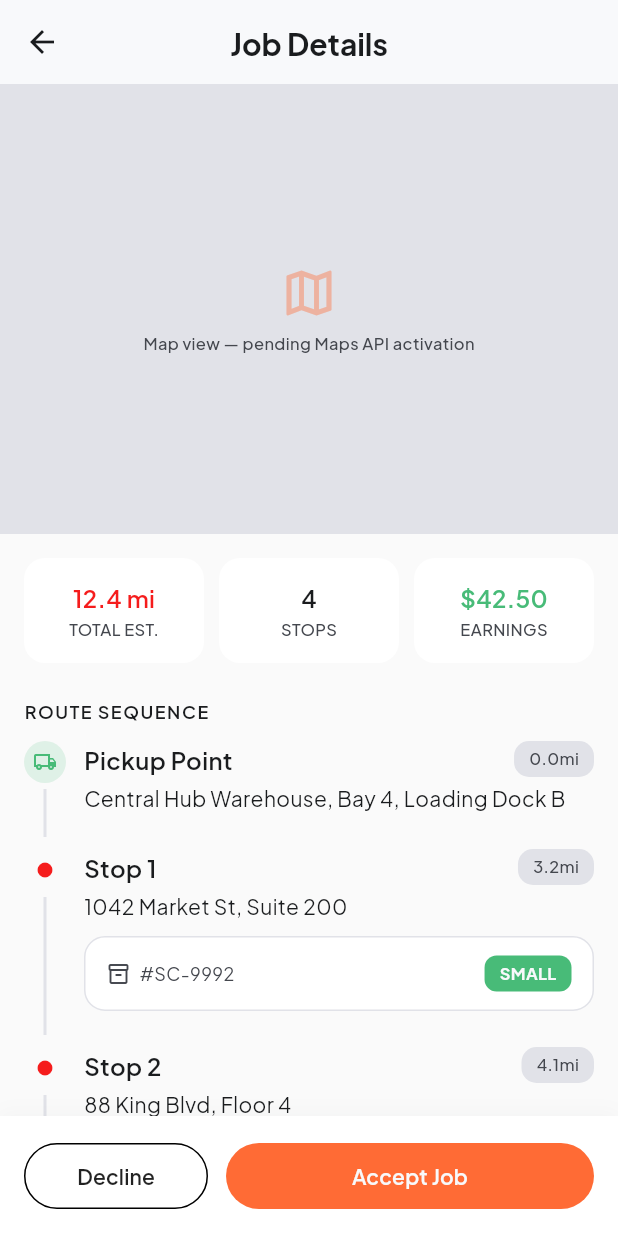
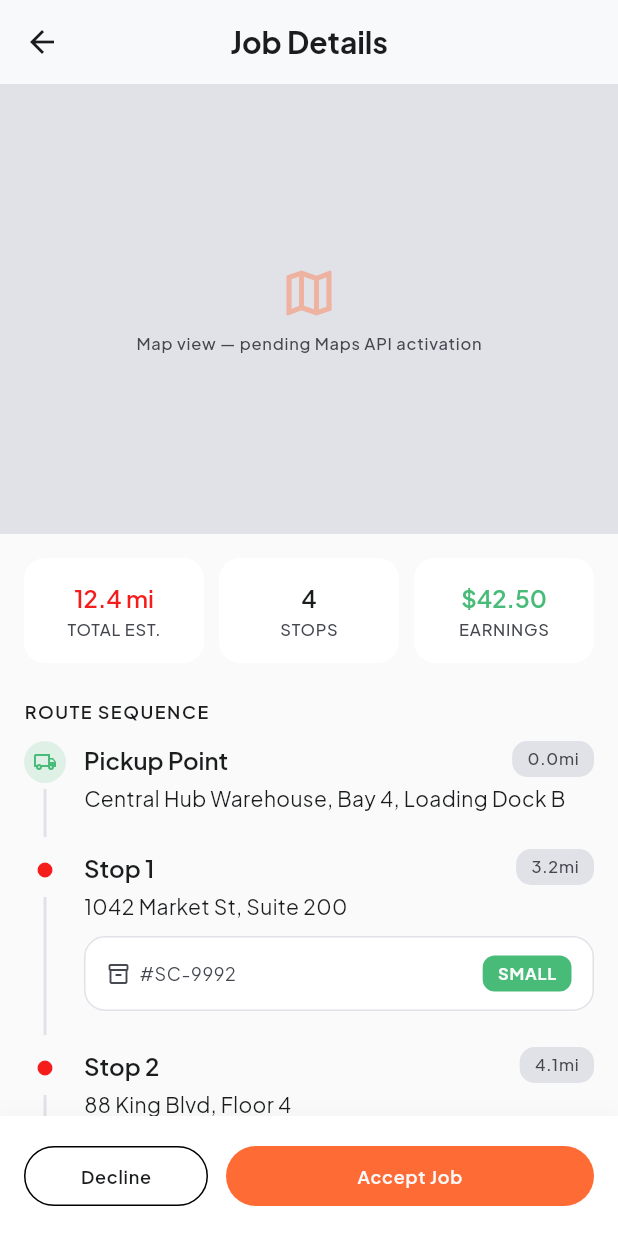
Before and after one commit to Dev-hurl/swiftcel, a Flutter app: the MultiStopJobDetailsScreen screen opened directly with empty values, on a phone screen of 412 x 824 dp. Run offline on Flutter 3.47's test engine with Material 3 defaults, Android fonts, the phone set to English and light mode, and no system bars; our stand-ins replace app_links, cloud_firestore, firebase_analytics, firebase_auth, firebase_core, fl_chart and 3 more; accounts and stored records are empty.

Commit message:
Improved Rider screens  UI components

```diff
--- a/lib/features/rider/presentation/screens/delivery_history.dart
+++ b/lib/features/rider/presentation/screens/delivery_history.dart
@@ -10,7 +10,7 @@ class DeliveryHistory extends StatelessWidget {
     return Scaffold(
       appBar: AppBar(
         centerTitle: true,
-        title: Text('Proof of Delivery', style: textTheme.headlineLarge),
+        title: Text('Delivery History', style: textTheme.headlineMedium),
       ),
     );
   }
--- a/lib/features/rider/presentation/screens/multi_job_details_screen.dart
+++ b/lib/features/rider/presentation/screens/multi_job_details_screen.dart
@@ -1,8 +1,7 @@
 // lib/features/rider/presentation/screens/multi_stop_job_details_screen.dart
 import 'package:flutter/material.dart';
 import 'package:go_router/go_router.dart';
-import '../../../../core/constants/app_colors.dart';
-import '../../../../core/constants/app_fonts.dart';
+import 'package:swiftcel/core/constants/app_colors.dart';
 
 enum StopType { pickup, stop, finalDestination }
 
@@ -16,7 +15,7 @@ class RouteStop {
   final String? parcelId;
   final ParcelSize? size;
 
-  const RouteStop({
+  RouteStop({
     required this.type,
     required this.label,
     required this.address,
@@ -29,7 +28,7 @@ class RouteStop {
 class MultiStopJobDetailsScreen extends StatefulWidget {
   final String jobId; // TODO: not yet wired to real data — mock stops below
 
-  const MultiStopJobDetailsScreen({super.key, required this.jobId});
+  MultiStopJobDetailsScreen({super.key, required this.jobId});
 
   @override
   State<MultiStopJobDetailsScreen> createState() =>
@@ -56,7 +55,10 @@ class _MultiStopJobDetailsScreenState extends State<MultiStopJobDetailsScreen> {
 
     final jobId = widget.jobId;
 
-    const stops = [
+    final textTheme = Theme.of(context).textTheme;
+    final colorScheme = Theme.of(context).colorScheme;
+
+    final stops = [
       RouteStop(
         type: StopType.pickup,
         label: 'Pickup Point',
@@ -91,7 +93,7 @@ class _MultiStopJobDetailsScreenState extends State<MultiStopJobDetailsScreen> {
 
     return Scaffold(
       appBar: AppBar(
-        title: Text('Job Details', style: AppFonts.headlineMedium),
+        title: Text('Job Details', style: textTheme.headlineMedium),
         centerTitle: true,
       ),
       body: Column(
@@ -103,7 +105,7 @@ class _MultiStopJobDetailsScreenState extends State<MultiStopJobDetailsScreen> {
                 Container(
                   height: 300,
                   width: double.infinity,
-                  color: AppColors.surfaceVariant,
+                  color: colorScheme.surfaceContainerHigh,
                   child: Center(
                     child: Column(
                       mainAxisAlignment: MainAxisAlignment.center,
@@ -111,12 +113,12 @@ class _MultiStopJobDetailsScreenState extends State<MultiStopJobDetailsScreen> {
                         Icon(
                           Icons.map_outlined,
                           size: 40,
-                          color: AppColors.orangePrimary.withValues(alpha: 0.4),
+                          color: colorScheme.primary.withValues(alpha: 0.4),
                         ),
                         SizedBox(height: 6),
                         Text(
                           'Map view — pending Maps API activation',
-                          style: AppFonts.labelSmall,
+                          style: textTheme.labelSmall,
                         ),
                       ],
                     ),
@@ -133,7 +135,7 @@ class _MultiStopJobDetailsScreenState extends State<MultiStopJobDetailsScreen> {
                             child: _StatCard(
                               label: 'TOTAL EST.',
                               value: '$totalDistance mi',
-                              valueColor: AppColors.orangeSecondary,
+                              valueColor: colorScheme.secondary,
                             ),
                           ),
                           SizedBox(width: 10),
@@ -141,10 +143,10 @@ class _MultiStopJobDetailsScreenState extends State<MultiStopJobDetailsScreen> {
                             child: _StatCard(
                               label: 'STOPS',
                               value: '$totalStops',
-                              valueColor: AppColors.onSurface,
+                              valueColor: colorScheme.onSurface,
                             ),
                           ),
-                          const SizedBox(width: 10),
+                          SizedBox(width: 10),
                           Expanded(
                             child: _StatCard(
                               label: 'EARNINGS',
@@ -157,7 +159,9 @@ class _MultiStopJobDetailsScreenState extends State<MultiStopJobDetailsScreen> {
                       SizedBox(height: 24),
                       Text(
                         'ROUTE SEQUENCE',
-                        style: AppFonts.labelMedium.copyWith(letterSpacing: 1),
+                        style: textTheme.labelMedium?.copyWith(
+                          letterSpacing: 1,
+                        ),
                       ),
                       SizedBox(height: 12),
                       ...List.generate(stops.length, (index) {
@@ -174,10 +178,10 @@ class _MultiStopJobDetailsScreenState extends State<MultiStopJobDetailsScreen> {
           Container(
             padding: EdgeInsets.all(16),
             decoration: BoxDecoration(
-              color: AppColors.white,
+              color: colorScheme.surfaceBright,
               boxShadow: [
                 BoxShadow(
-                  color: AppColors.onSurface.withValues(alpha: 0.03),
+                  color: colorScheme.onSurface.withValues(alpha: 0.03),
                   blurRadius: 10,
                   offset: Offset(0, -2),
                 ),
@@ -196,29 +200,26 @@ class _MultiStopJobDetailsScreenState extends State<MultiStopJobDetailsScreen> {
                           borderRadius: BorderRadius.circular(24),
                         ),
                       ),
-                      child: Text(
-                        'Decline',
-                        style: TextStyle(color: Colors.black87),
-                      ),
+                      child: Text('Decline', style: textTheme.labelMedium),
                     ),
                   ),
-                  const SizedBox(width: 12),
+                  SizedBox(width: 12),
                   Expanded(
                     flex: 2,
                     child: ElevatedButton(
                       onPressed: () => _acceptJob(context, jobId),
                       style: ElevatedButton.styleFrom(
                         elevation: 0,
-                        backgroundColor: AppColors.orangePrimary,
-                        padding: const EdgeInsets.symmetric(vertical: 12),
+                        backgroundColor: colorScheme.primary,
+                        padding: EdgeInsets.symmetric(vertical: 12),
                         shape: RoundedRectangleBorder(
                           borderRadius: BorderRadius.circular(24),
                         ),
                       ),
                       child: Text(
                         'Accept Job',
-                        style: TextStyle(
-                          color: AppColors.surface,
+                        style: textTheme.labelMedium?.copyWith(
+                          color: colorScheme.surface,
                           fontWeight: FontWeight.w600,
                         ),
                       ),
@@ -247,17 +248,20 @@ class _StatCard extends StatelessWidget {
 
   @override
   Widget build(BuildContext context) {
+    final textTheme = Theme.of(context).textTheme;
+    final colorScheme = Theme.of(context).colorScheme;
+
     return Container(
       padding: EdgeInsets.symmetric(vertical: 14),
       decoration: BoxDecoration(
-        color: AppColors.white,
+        color: colorScheme.surfaceBright,
         borderRadius: BorderRadius.circular(14),
       ),
       child: Column(
         children: [
-          Text(value, style: AppFonts.titleLarge.copyWith(color: valueColor)),
+          Text(value, style: textTheme.titleLarge?.copyWith(color: valueColor)),
           SizedBox(height: 2),
-          Text(label, style: AppFonts.labelSmall),
+          Text(label, style: textTheme.labelSmall),
         ],
       ),
     );
@@ -272,17 +276,20 @@ class _RouteStopTile extends StatelessWidget {
 
   @override
   Widget build(BuildContext context) {
+    final textTheme = Theme.of(context).textTheme;
+    final colorScheme = Theme.of(context).colorScheme;
+
     final (dotColor, icon) = switch (stop.type) {
       StopType.pickup => (AppColors.success, Icons.local_shipping_outlined),
-      StopType.stop => (AppColors.orangeSecondary, Icons.circle),
-      StopType.finalDestination => (AppColors.orangePrimary, Icons.location_on),
+      StopType.stop => (colorScheme.secondary, Icons.circle),
+      StopType.finalDestination => (colorScheme.primary, Icons.location_on),
     };
 
     final (sizeLabel, sizeColor) = switch (stop.size) {
       ParcelSize.small => ('SMALL', AppColors.success),
       ParcelSize.medium => ('MEDIUM', AppColors.warning),
       ParcelSize.large => ('LARGE', AppColors.error),
-      null => ('', AppColors.onSurfaceVariant),
+      null => ('', colorScheme.onSurfaceVariant),
     };
 
     return Padding(
@@ -315,7 +322,7 @@ class _RouteStopTile extends StatelessWidget {
                       child: Container(
                         width: 2,
                         margin: EdgeInsets.symmetric(vertical: 4),
-                        color: AppColors.surfaceVariant,
+                        color: colorScheme.surfaceContainerHigh,
                       ),
                     ),
                 ],
@@ -331,19 +338,19 @@ class _RouteStopTile extends StatelessWidget {
                     Row(
                       mainAxisAlignment: MainAxisAlignment.spaceBetween,
                       children: [
-                        Text(stop.label, style: AppFonts.titleLarge),
+                        Text(stop.label, style: textTheme.titleLarge),
                         Container(
                           padding: EdgeInsets.symmetric(
                             horizontal: 10,
                             vertical: 4,
                           ),
                           decoration: BoxDecoration(
-                            color: AppColors.surfaceVariant,
+                            color: colorScheme.surfaceContainerHigh,
                             borderRadius: BorderRadius.circular(10),
                           ),
                           child: Text(
                             '${stop.distanceFromPrevious}mi',
-                            style: AppFonts.labelSmall,
+                            style: textTheme.labelSmall,
                           ),
                         ),
                       ],
@@ -351,7 +358,7 @@ class _RouteStopTile extends StatelessWidget {
                     SizedBox(height: 4),
                     Text(
                       stop.address.replaceAll('\n', ', '),
-                      style: AppFonts.bodyMedium,
+                      style: textTheme.bodyMedium,
                     ),
                     if (stop.parcelId != null) ...[
                       SizedBox(height: 10),
@@ -362,9 +369,11 @@ class _RouteStopTile extends StatelessWidget {
                           vertical: 12,
                         ),
                         decoration: BoxDecoration(
-                          color: AppColors.white,
+                          color: colorScheme.surfaceBright,
                           borderRadius: BorderRadius.circular(14),
-                          border: Border.all(color: AppColors.surfaceVariant),
+                          border: Border.all(
+                            color: colorScheme.surfaceContainerHigh,
+                          ),
                         ),
                         child: Row(
                           mainAxisAlignment: MainAxisAlignment.spaceBetween,
@@ -374,10 +383,13 @@ class _RouteStopTile extends StatelessWidget {
                                 Icon(
                                   Icons.inventory_2_outlined,
                                   size: 16,
-                                  color: AppColors.onSurfaceVariant,
+                                  color: colorScheme.onSurfaceVariant,
                                 ),
                                 SizedBox(width: 6),
-                                Text(stop.parcelId!, style: AppFonts.bodySmall),
+                                Text(
+                                  stop.parcelId!,
+                                  style: textTheme.bodySmall,
+                                ),
                               ],
                             ),
                             Container(
@@ -391,9 +403,9 @@ class _RouteStopTile extends StatelessWidget {
                               ),
                               child: Text(
                                 sizeLabel,
-                                style: AppFonts.labelSmall.copyWith(
+                                style: textTheme.labelSmall?.copyWith(
                                   fontWeight: FontWeight.w700,
-                                  color: AppColors.surface,
+                                  color: colorScheme.surface,
                                 ),
                               ),
                             ),
```
Also changed, not shown: lib/features/rider/presentation/screens/active_delivery_screen.dart (+20 -29 lines), lib/features/rider/presentation/screens/rider_edit_profile.dart (+4 -8 lines), lib/features/rider/presentation/screens/rider_settings_screen.dart (+19 -9 lines), lib/features/rider/widgets/update_status_screen.dart (+23 -2 lines).
